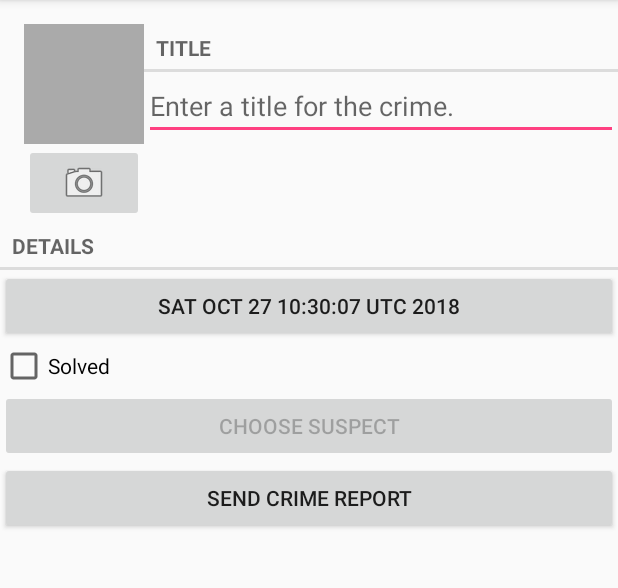
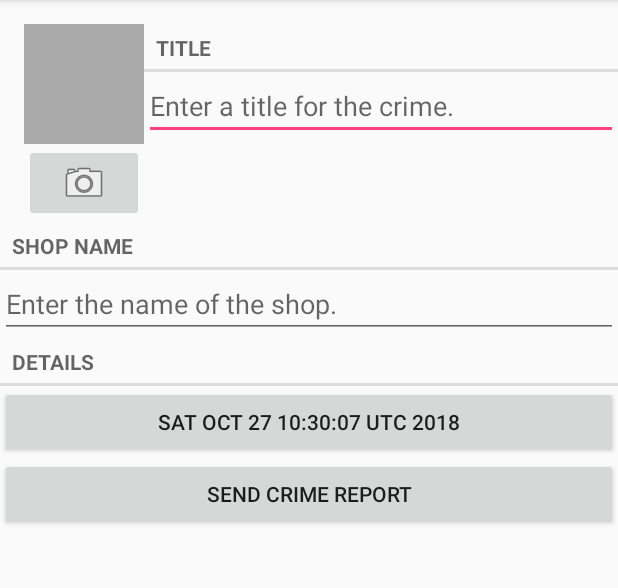
Before and after one commit to usc-sba006/MyReceipts, an Android app: the screen it shows after launch (CrimePagerActivity), after a tap on "New Crime", on a phone screen of 412 x 824 dp, the part 84-672 px from its top. Run offline under Robolectric (Android 15) with nearby library versions, the phone set to English and light mode, and no system bars.

Commit message:
Refactoring part 1: Edited CrimeFragment layout and SQLite database appropriately for MyReceipts (no maps or webview yet).

```diff
--- a/app/src/main/java/com/bignerdranch/android/criminalintent/Crime.java
+++ b/app/src/main/java/com/bignerdranch/android/criminalintent/Crime.java
@@ -6,9 +6,8 @@ import java.util.UUID;
 public class Crime {
     private UUID mId;
     private String mTitle;
+    private String mShop; //edit
     private Date mDate;
-    private boolean mSolved;
-    private String mSuspect;
 
     public UUID getId() {
         return mId;
@@ -31,28 +30,14 @@ public class Crime {
         this.mTitle = mTitle;
     }
 
-    public Date getDate() {
-        return mDate;
-    }
+    public String getShop() { return mShop; } //edit
+
+    public void setShop(String mShop) { this.mShop = mShop; } //edit
+
+    public Date getDate() { return mDate; }
 
     public void setDate(Date mDate) {
         this.mDate = mDate;
-    }
-
-    public boolean isSolved() {
-        return mSolved;
-    }
-
-    public void setSolved(boolean mSolved) {
-        this.mSolved = mSolved;
-    }
-
-    public String getSuspect() {
-        return mSuspect;
-    }
-
-    public void setSuspect(String suspect) {
-        mSuspect = suspect;
     }
 
     public String getPhotoFilename() {
--- a/app/src/main/java/com/bignerdranch/android/criminalintent/CrimeFragment.java
+++ b/app/src/main/java/com/bignerdranch/android/criminalintent/CrimeFragment.java
@@ -43,9 +43,8 @@ public class CrimeFragment extends Fragment {
     private Crime mCrime;
     private File mPhotoFile;
     private EditText mTitleField;
+    private EditText mShopField; //edit
     private Button mDateButton;
-    private CheckBox mSolvedCheckBox;
-    private Button mSuspectButton;
     private Button mReportButton;
     private ImageButton mPhotoButton;
     private ImageView mPhotoView;
@@ -97,6 +96,26 @@ public class CrimeFragment extends Fragment {
             }
         });
 
+        //edit
+        mShopField = (EditText) v.findViewById(R.id.crime_shop);
+        mShopField.setText(mCrime.getShop());
+        mShopField.addTextChangedListener(new TextWatcher() {
+            @Override
+            public void beforeTextChanged(
+                    CharSequence s, int start, int count, int after) {
+                // This space intentionally left blank
+            }
+            @Override
+            public void onTextChanged(
+                    CharSequence s, int start, int before, int count) {
+                mCrime.setShop(s.toString());
+            }
+            @Override
+            public void afterTextChanged(Editable s) {
+                // This one too
+            }
+        });
+
         mDateButton = (Button) v.findViewById(R.id.crime_date);
         updateDate();
 
@@ -108,16 +127,6 @@ public class CrimeFragment extends Fragment {
                         .newInstance(mCrime.getDate());
                 dialog.setTargetFragment(CrimeFragment.this, REQUEST_DATE);
                 dialog.show(manager, DIALOG_DATE);
-            }
-        });
-
-        mSolvedCheckBox = (CheckBox)v.findViewById(R.id.crime_solved);
-        mSolvedCheckBox.setChecked(mCrime.isSolved());
-        mSolvedCheckBox.setOnCheckedChangeListener(new OnCheckedChangeListener() {
-            @Override
-            public void onCheckedChanged(CompoundButton buttonView,
-                                         boolean isChecked) {
-                mCrime.setSolved(isChecked);
             }
         });
 
@@ -135,23 +144,7 @@ public class CrimeFragment extends Fragment {
             }
         });
 
-        final Intent pickContact = new Intent(Intent.ACTION_PICK,
-                ContactsContract.Contacts.CONTENT_URI);
-        mSuspectButton = (Button) v.findViewById(R.id.crime_suspect);
-        mSuspectButton.setOnClickListener(new View.OnClickListener() {
-            public void onClick(View v) {
-                startActivityForResult(pickContact, REQUEST_CONTACT);
-            }
-        });
-        if (mCrime.getSuspect() != null) {
-            mSuspectButton.setText(mCrime.getSuspect());
-        }
-
         PackageManager packageManager = getActivity().getPackageManager();
-        if (packageManager.resolveActivity(pickContact,
-                PackageManager.MATCH_DEFAULT_ONLY) == null) {
-            mSuspectButton.setEnabled(false);
-        }
 
         mPhotoButton = (ImageButton) v.findViewById(R.id.crime_camera);
 
@@ -214,9 +207,6 @@ public class CrimeFragment extends Fragment {
                 // Pull out the first column of the first row of data -
                 // that is your suspect's name
                 c.moveToFirst();
-                String suspect = c.getString(0);
-                mCrime.setSuspect(suspect);
-                mSuspectButton.setText(suspect);
             } finally {
                 c.close();
             }
@@ -237,23 +227,11 @@ public class CrimeFragment extends Fragment {
     }
 
     private String getCrimeReport() {
-        String solvedString = null;
-        if (mCrime.isSolved()) {
-            solvedString = getString(R.string.crime_report_solved);
-        } else {
-            solvedString = getString(R.string.crime_report_unsolved);
-        }
         String dateFormat = "EEE, MMM dd";
         String dateString = DateFormat.format(dateFormat,
                 mCrime.getDate()).toString();
-        String suspect = mCrime.getSuspect();
-        if (suspect == null) {
-            suspect = getString(R.string.crime_report_no_suspect);
-        } else {
-            suspect = getString(R.string.crime_report_suspect, suspect);
-        }
         String report = getString(R.string.crime_report,
-                mCrime.getTitle(), dateString, solvedString, suspect);
+                mCrime.getTitle(), dateString);
         return report;
     }
 
--- a/app/src/main/java/com/bignerdranch/android/criminalintent/CrimeLab.java
+++ b/app/src/main/java/com/bignerdranch/android/criminalintent/CrimeLab.java
@@ -99,9 +99,8 @@ public class CrimeLab {
         ContentValues values = new ContentValues();
         values.put(CrimeDbSchema.CrimeTable.Cols.UUID, crime.getId().toString());
         values.put(CrimeDbSchema.CrimeTable.Cols.TITLE, crime.getTitle());
+        values.put(CrimeDbSchema.CrimeTable.Cols.SHOP, crime.getShop()); //edit
         values.put(CrimeDbSchema.CrimeTable.Cols.DATE, crime.getDate().getTime());
-        values.put(CrimeDbSchema.CrimeTable.Cols.SOLVED, crime.isSolved() ? 1 : 0);
-        values.put(CrimeDbSchema.CrimeTable.Cols.SUSPECT, crime.getSuspect());
 
         return values;
     }
--- a/app/src/main/java/database/CrimeBaseHelper.java
+++ b/app/src/main/java/database/CrimeBaseHelper.java
@@ -20,9 +20,8 @@ public class CrimeBaseHelper extends SQLiteOpenHelper {
                 " _id integer primary key autoincrement, " +
                 CrimeTable.Cols.UUID + ", " +
                 CrimeTable.Cols.TITLE + ", " +
-                CrimeTable.Cols.DATE + ", " +
-                CrimeTable.Cols.SOLVED + ", " +
-                CrimeTable.Cols.SUSPECT +
+                CrimeTable.Cols.SHOP + ", " + //edit
+                CrimeTable.Cols.DATE +
                 ")");
     }
 
--- a/app/src/main/java/database/CrimeCursorWrapper.java
+++ b/app/src/main/java/database/CrimeCursorWrapper.java
@@ -16,15 +16,13 @@ public class CrimeCursorWrapper extends CursorWrapper {
     public Crime getCrime() {
         String uuidString = getString(getColumnIndex(CrimeDbSchema.CrimeTable.Cols.UUID));
         String title = getString(getColumnIndex(CrimeDbSchema.CrimeTable.Cols.TITLE));
+        String shop = getString(getColumnIndex(CrimeDbSchema.CrimeTable.Cols.SHOP)); //edit
         long date = getLong(getColumnIndex(CrimeDbSchema.CrimeTable.Cols.DATE));
-        int isSolved = getInt(getColumnIndex(CrimeDbSchema.CrimeTable.Cols.SOLVED));
-        String suspect = getString(getColumnIndex(CrimeDbSchema.CrimeTable.Cols.SUSPECT));
 
         Crime crime = new Crime(UUID.fromString(uuidString));
         crime.setTitle(title);
+        crime.setShop(shop);
         crime.setDate(new Date(date));
-        crime.setSolved(isSolved != 0);
-        crime.setSuspect(suspect);
 
         return crime;
     }
--- a/app/src/main/java/database/CrimeDbSchema.java
+++ b/app/src/main/java/database/CrimeDbSchema.java
@@ -2,14 +2,13 @@ package database;
 
 public class CrimeDbSchema {
     public static final class CrimeTable {
-        public static final String NAME = "crimes";
+        public static final String NAME = "receipts";
 
         public static final class Cols {
             public static final String UUID = "uuid";
             public static final String TITLE = "title";
+            public static final String SHOP = "shop"; //edit
             public static final String DATE = "date";
-            public static final String SOLVED = "solved";
-            public static final String SUSPECT = "suspect";
         }
     }
 }
--- a/app/src/main/res/layout/fragment_crime.xml
+++ b/app/src/main/res/layout/fragment_crime.xml
@@ -55,22 +55,23 @@
         style="?android:listSeparatorTextViewStyle"
         android:layout_width="match_parent"
         android:layout_height="wrap_content"
+        android:text="@string/crime_shop_label"/>
+    <EditText
+        android:id="@+id/crime_shop"
+        android:layout_width="match_parent"
+        android:layout_height="wrap_content"
+        android:hint="@string/crime_shop_hint"/>
+
+
+    <TextView
+        style="?android:listSeparatorTextViewStyle"
+        android:layout_width="match_parent"
+        android:layout_height="wrap_content"
         android:text="@string/crime_details_label"/>
     <Button
         android:id="@+id/crime_date"
         android:layout_width="match_parent"
         android:layout_height="wrap_content"/>
-
-    <CheckBox
-        android:id="@+id/crime_solved"
-        android:layout_width="match_parent"
-        android:layout_height="wrap_content"
-        android:text="@string/crime_solved_label"/>
-    <Button
-        android:id="@+id/crime_suspect"
-        android:layout_width="match_parent"
-        android:layout_height="wrap_content"
-        android:text="@string/crime_suspect_text"/>
     <Button
         android:id="@+id/crime_report"
         android:layout_width="match_parent"
--- a/app/src/main/res/values/strings.xml
+++ b/app/src/main/res/values/strings.xml
@@ -2,18 +2,16 @@
     <string name="app_name">CriminalIntent</string>
     <string name="crime_title_hint">Enter a title for the crime.</string>
     <string name="crime_title_label">Title</string>
+    <string name="crime_shop_hint">Enter the name of the shop.</string>
+    <string name="crime_shop_label">Shop Name</string>
     <string name="crime_details_label">Details</string>
-    <string name="crime_solved_label">Solved</string>
     <string name="date_picker_title">Date of crime:</string>
     <string name="new_crime">New Crime</string>
     <string name="show_subtitle">Show Subtitle</string>
     <string name="hide_subtitle">Hide Subtitle</string>
     <string name="subtitle_format">%1$d crimes</string>
-    <string name="crime_suspect_text">Choose Suspect</string>
     <string name="crime_report_text">Send Crime Report</string>
-    <string name="crime_report">%1$s!
-        The crime was discovered on %2$s. %3$s, and %4$s
-    </string>
+    <string name="crime_report">%1$s! The crime was discovered on %2$s.</string>
     <string name="crime_report_solved">The case is solved</string>
     <string name="crime_report_unsolved">The case is not solved</string>
     <string name="crime_report_no_suspect">there is no suspect.</string>
```
